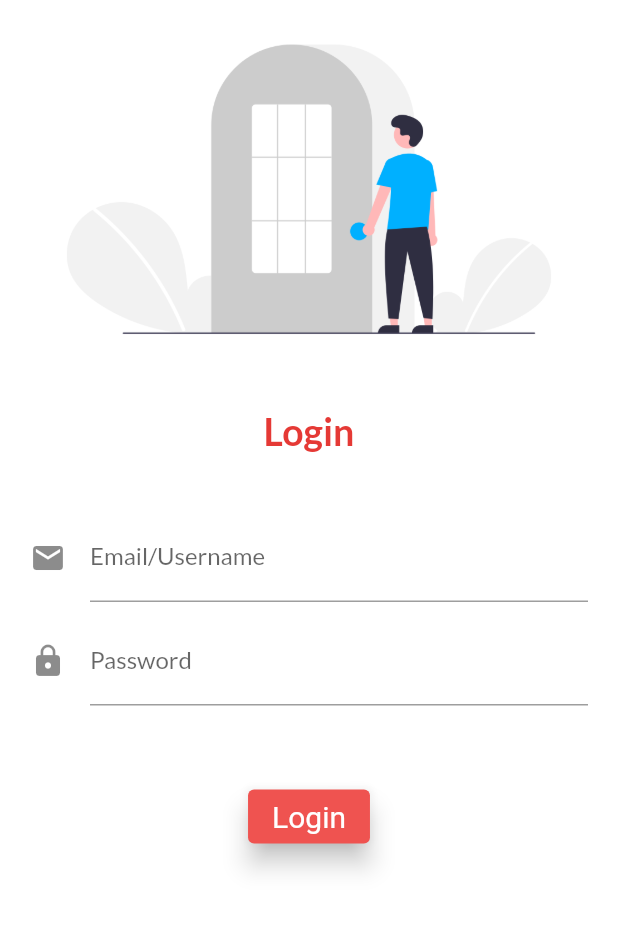
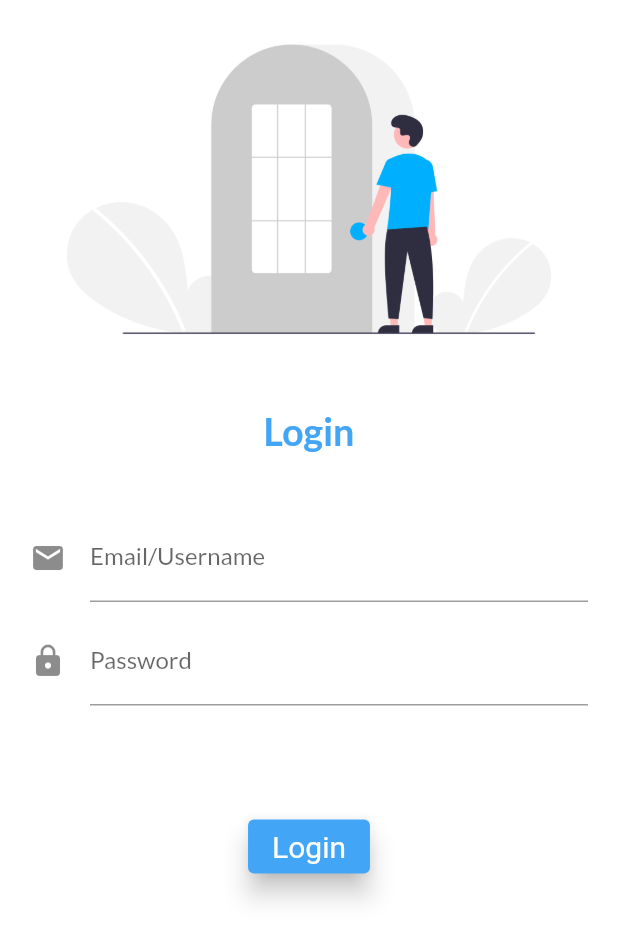
Before and after one commit to arunsingh28/flutter-app-ui, a Flutter app: the screen it shows after launch, on a phone screen of 412 x 824 dp. Shown: the top 940 px of the screen. Run offline on Flutter 3.47's test engine with Material 2 defaults, Android fonts, the phone set to English and light mode, and no system bars; our stand-ins replace google_fonts.

Commit message:
apply border to input

```diff
--- a/lib/main.dart
+++ b/lib/main.dart
@@ -16,7 +16,7 @@ class MyApp extends StatelessWidget {
       debugShowCheckedModeBanner: false,
       themeMode: ThemeMode.dark,
       theme: ThemeData(
-        primarySwatch: Colors.indigo,
+        // primarySwatch: Colors.indigo,
         fontFamily: GoogleFonts.lato().fontFamily,
       ),
       // routing is provided by the MaterialApp widget
--- a/lib/pages/login_page.dart
+++ b/lib/pages/login_page.dart
@@ -17,8 +17,9 @@ class LoginPage extends StatelessWidget {
               style: TextStyle(
                   fontSize: 25,
                   fontWeight: FontWeight.bold,
-                  color: Colors.red[600]),
+                  color: Colors.blue[400]),
             ),
+            // for padding
             SizedBox(height: 20),
             Padding(
               padding: const EdgeInsets.all(20.0),
@@ -26,7 +27,12 @@ class LoginPage extends StatelessWidget {
                 children: [
                   TextField(
                     decoration: InputDecoration(
-                        labelText: "Email/Username", icon: Icon(Icons.mail)
+                        focusedBorder: new OutlineInputBorder(
+                            borderSide: BorderSide(
+                          color: Colors.blue,
+                        )),
+                        labelText: "Email/Username",
+                        icon: Icon(Icons.mail)
                         // hintText: "Enter E-mail/Username"
                         ),
                   ),
@@ -36,7 +42,7 @@ class LoginPage extends StatelessWidget {
                     decoration: InputDecoration(
                         focusedBorder: new OutlineInputBorder(
                           borderSide: BorderSide(
-                            color: Colors.red,
+                            color: Colors.blue,
                           ),
                         ),
                         labelText: "Password",
@@ -45,13 +51,13 @@ class LoginPage extends StatelessWidget {
                         ),
                   ),
                   Padding(
-                    padding: const EdgeInsets.all(50.0),
+                    padding: const EdgeInsets.all(70.0),
                     child: ElevatedButton(
                       onPressed: () {
                         print('button press');
                       },
                       style: ElevatedButton.styleFrom(
-                          primary: Colors.red[400],
+                          primary: Colors.blue[400],
                           onSurface: Colors.grey,
                           // text color
                           onPrimary: Colors.white,
```
